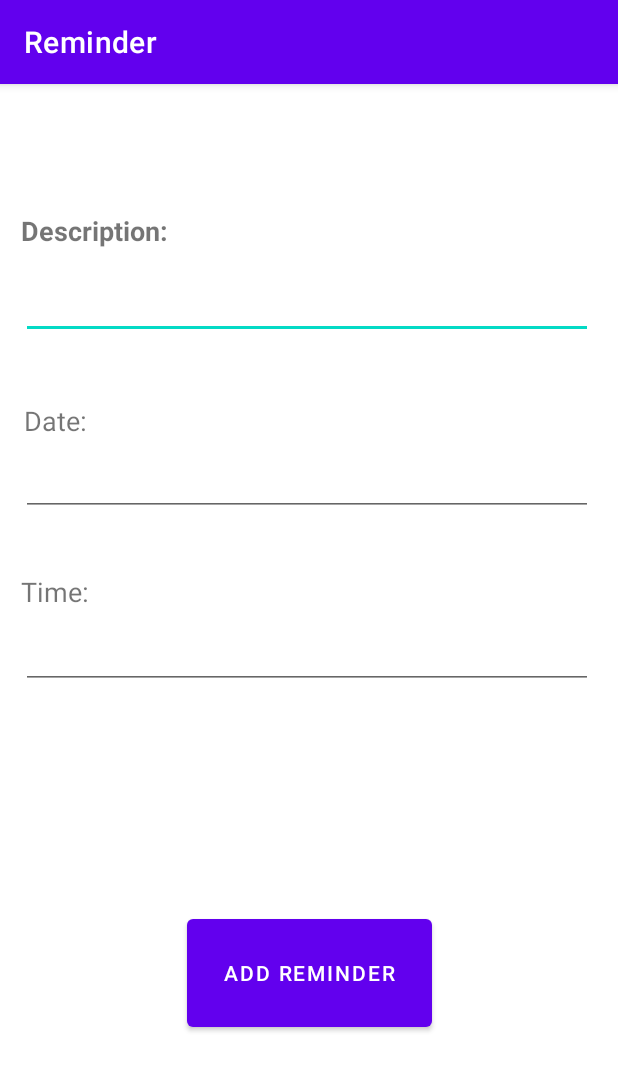
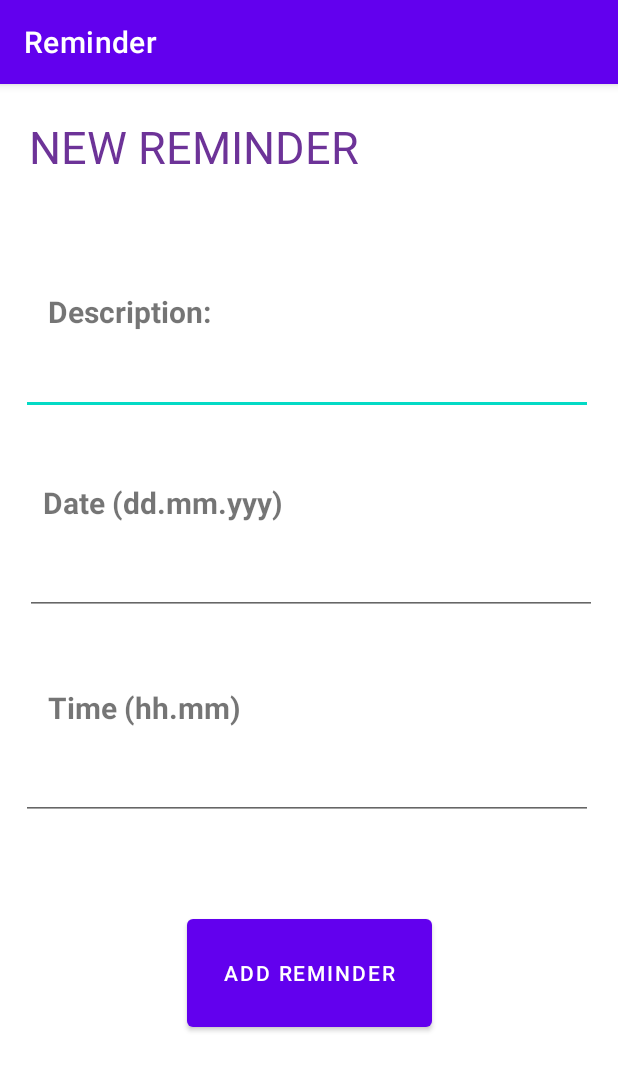
Before and after one commit to ksaily/ReminderApp, an Android app: the ReminderActivity screen opened directly, with no data from a screen before it, on a phone screen of 412 x 824 dp. Shown: the top 1071 px of the screen. Run offline under Robolectric (Android 15) with nearby library versions, the phone set to English and light mode, and no system bars; our stand-ins replace Room's generated code.

Commit message:
User can choose reminders and delete them. Assignment 1 finished

```diff
--- a/app/src/main/java/com/example/reminder/MenuActivity.kt
+++ b/app/src/main/java/com/example/reminder/MenuActivity.kt
@@ -47,7 +47,7 @@ class MenuActivity : AppCompatActivity() {
 
                 val selectedReminder = listView.adapter.getItem(position) as ReminderInfo
                 val message =
-                    "Do you want to delete ${selectedReminder.name} payment, at ${selectedReminder.time} on ${selectedReminder.date} ?"
+                    "Do you want to delete ${selectedReminder.name} reminder, at ${selectedReminder.time} on ${selectedReminder.date} ?"
 
                 // Show AlertDialog to delete the reminder
                 val builder = AlertDialog.Builder(this@MenuActivity)
--- a/app/src/main/res/layout/activity_menu.xml
+++ b/app/src/main/res/layout/activity_menu.xml
@@ -14,7 +14,7 @@
         android:layout_width="99dp"
         android:layout_height="92dp"
         android:contentDescription="AddReminder"
-        android:padding="5dp"
+        android:padding="7dp"
         app:layout_constraintBottom_toBottomOf="parent"
         app:layout_constraintEnd_toEndOf="parent"
         app:layout_constraintStart_toStartOf="parent"
@@ -45,6 +45,7 @@
         android:layout_height="93dp"
         android:layout_marginEnd="40dp"
         android:contentDescription="seeProfile"
+        android:padding="7dp"
         app:layout_constraintBottom_toBottomOf="parent"
         app:layout_constraintEnd_toStartOf="@+id/addReminder"
         app:layout_constraintHorizontal_bias="0.533"
@@ -66,7 +67,7 @@
         <ListView
             android:id="@+id/menuListView"
             android:layout_width="match_parent"
-            android:layout_height="592dp"
+            android:layout_height="match_parent"
             android:divider="@color/dark_purple"
             android:dividerHeight="1dp"
             android:footerDividersEnabled="true"
--- a/app/src/main/res/layout/activity_reminder.xml
+++ b/app/src/main/res/layout/activity_reminder.xml
@@ -9,18 +9,19 @@
 
     <TextView
         android:id="@+id/textView3"
-        android:layout_width="102dp"
-        android:layout_height="34dp"
+        android:layout_width="141dp"
+        android:layout_height="36dp"
         android:layout_marginBottom="9dp"
+        android:gravity="center"
         android:text="Description:"
-        android:textSize="18sp"
+        android:textSize="20sp"
         android:textStyle="bold"
         app:layout_constraintBottom_toTopOf="@+id/reminderAddInfo"
         app:layout_constraintEnd_toEndOf="parent"
-        app:layout_constraintHorizontal_bias="0.045"
+        app:layout_constraintHorizontal_bias="0.057"
         app:layout_constraintStart_toStartOf="parent"
         app:layout_constraintTop_toTopOf="parent"
-        app:layout_constraintVertical_bias="0.987" />
+        app:layout_constraintVertical_bias="0.992" />
 
     <EditText
         android:id="@+id/reminderAddInfo"
@@ -29,14 +30,14 @@
         android:ems="10"
         android:gravity="center"
         android:inputType="textPersonName"
-        android:textSize="30sp"
+        android:textSize="18sp"
         android:textStyle="bold"
         app:layout_constraintBottom_toBottomOf="parent"
         app:layout_constraintEnd_toEndOf="parent"
         app:layout_constraintHorizontal_bias="0.466"
         app:layout_constraintStart_toStartOf="parent"
         app:layout_constraintTop_toTopOf="parent"
-        app:layout_constraintVertical_bias="0.179" />
+        app:layout_constraintVertical_bias="0.248" />
 
     <EditText
         android:id="@+id/reminderAddDate"
@@ -45,14 +46,14 @@
         android:ems="10"
         android:gravity="center"
         android:inputType="textPersonName"
-        android:textSize="30sp"
+        android:textSize="18sp"
         android:textStyle="bold"
         app:layout_constraintBottom_toBottomOf="parent"
         app:layout_constraintEnd_toEndOf="parent"
-        app:layout_constraintHorizontal_bias="0.466"
+        app:layout_constraintHorizontal_bias="0.533"
         app:layout_constraintStart_toStartOf="parent"
         app:layout_constraintTop_toTopOf="parent"
-        app:layout_constraintVertical_bias="0.341" />
+        app:layout_constraintVertical_bias="0.431" />
 
     <EditText
         android:id="@+id/reminderAddTime"
@@ -61,19 +62,20 @@
         android:ems="10"
         android:gravity="center"
         android:inputType="textPersonName"
-        android:textSize="30sp"
+        android:textSize="18sp"
         android:textStyle="bold"
         app:layout_constraintBottom_toBottomOf="parent"
         app:layout_constraintEnd_toEndOf="parent"
         app:layout_constraintHorizontal_bias="0.466"
         app:layout_constraintStart_toStartOf="parent"
         app:layout_constraintTop_toTopOf="parent"
-        app:layout_constraintVertical_bias="0.499" />
+        app:layout_constraintVertical_bias="0.619" />
 
     <Button
         android:id="@+id/btnAccept"
         android:layout_width="163dp"
         android:layout_height="84dp"
+        android:padding="5dp"
         android:text="Add Reminder"
         app:layout_constraintBottom_toBottomOf="parent"
         app:layout_constraintEnd_toEndOf="parent"
@@ -83,29 +85,44 @@
 
     <TextView
         android:id="@+id/textView5"
-        android:layout_width="67dp"
-        android:layout_height="24dp"
+        android:layout_width="185dp"
+        android:layout_height="45dp"
         android:layout_marginBottom="12dp"
-        android:text="Date:"
-        android:textSize="18sp"
+        android:gravity="center"
+        android:text="Date (dd.mm.yyy)"
+        android:textSize="20sp"
+        android:textStyle="bold"
         app:layout_constraintBottom_toTopOf="@+id/reminderAddDate"
         app:layout_constraintEnd_toEndOf="parent"
-        app:layout_constraintHorizontal_bias="0.046"
+        app:layout_constraintHorizontal_bias="0.07"
         app:layout_constraintStart_toStartOf="parent"
         app:layout_constraintTop_toTopOf="parent"
         app:layout_constraintVertical_bias="1.0" />
 
     <TextView
         android:id="@+id/textView6"
-        android:layout_width="67dp"
-        android:layout_height="24dp"
+        android:layout_width="155dp"
+        android:layout_height="43dp"
         android:layout_marginBottom="13dp"
-        android:text="Time:"
-        android:textSize="18sp"
+        android:gravity="center"
+        android:text="Time (hh.mm)"
+        android:textSize="20sp"
+        android:textStyle="bold"
         app:layout_constraintBottom_toTopOf="@+id/reminderAddTime"
         app:layout_constraintEnd_toEndOf="parent"
-        app:layout_constraintHorizontal_bias="0.04"
+        app:layout_constraintHorizontal_bias="0.072"
         app:layout_constraintStart_toStartOf="parent"
         app:layout_constraintTop_toTopOf="parent"
         app:layout_constraintVertical_bias="1.0" />
+
+    <TextView
+        android:id="@+id/textView9"
+        android:layout_width="259dp"
+        android:layout_height="84dp"
+        android:gravity="center"
+        android:text="NEW REMINDER"
+        android:textColor="@color/dark_purple"
+        android:textSize="30sp"
+        tools:layout_editor_absoluteX="75dp"
+        tools:layout_editor_absoluteY="19dp" />
 </androidx.constraintlayout.widget.ConstraintLayout>
--- a/app/src/main/res/layout/activity_sign_up.xml
+++ b/app/src/main/res/layout/activity_sign_up.xml
@@ -51,6 +51,8 @@
         android:background="@drawable/round_button"
         android:ems="10"
         android:inputType="textPersonName"
+        android:padding="5dp"
+        android:paddingLeft="5dp"
         app:layout_constraintBottom_toBottomOf="parent"
         app:layout_constraintEnd_toEndOf="parent"
         app:layout_constraintHorizontal_bias="0.511"
@@ -67,6 +69,7 @@
         android:hint="password"
         android:inputType="textPassword"
         android:padding="6dp"
+        android:paddingLeft="5dp"
         android:textAlignment="gravity"
         android:textColorHint="#D5FFFFFF"
         app:layout_constraintBottom_toBottomOf="parent"
```
Also changed, not shown: app/src/main/java/com/example/reminder/ReminderActivity.kt (+8 -4 lines), app/src/main/res/layout/activity_main.xml (+22 -18 lines), app/src/main/res/layout/activity_reminder_listview.xml (+13 -7 lines), app/src/main/res/layout/profile_screen.xml (+32 -2 lines).
